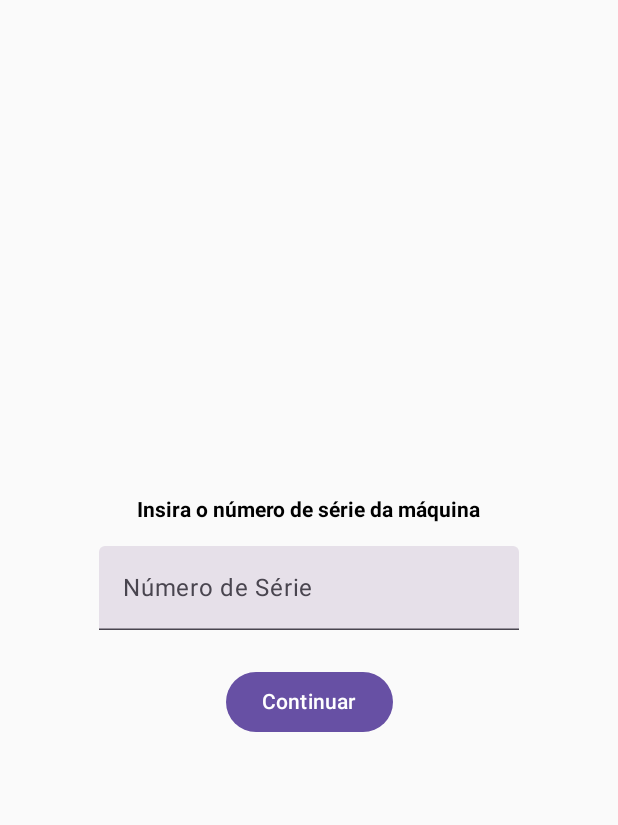
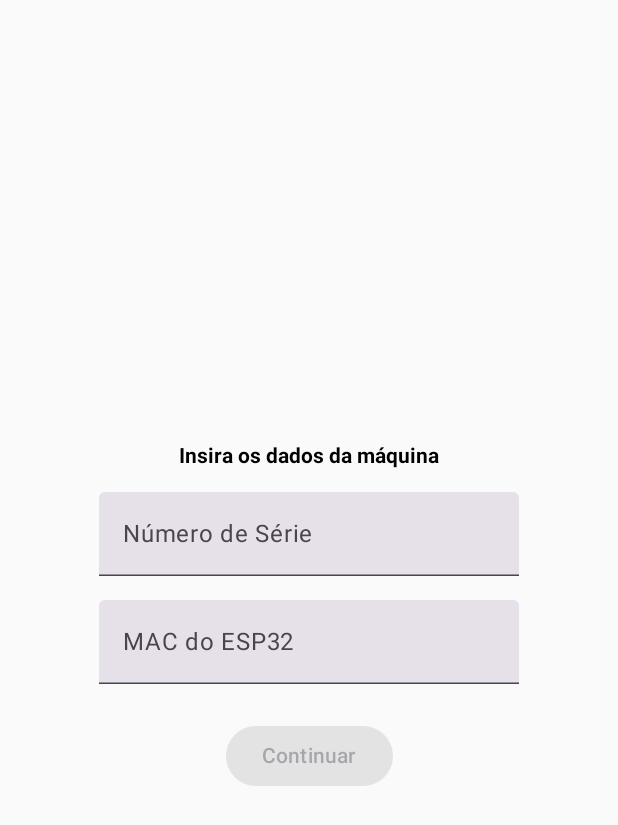
Before and after one commit to rubenjpcarvalho92/fortune_spinning_wheel_android_app, an Android app built with Jetpack Compose: the screen it shows after launch (MainActivity), on a phone screen of 412 x 824 dp. Shown: the top 825 px of the screen. Run offline under Robolectric (Android 15) with nearby library versions, the phone set to English and light mode, and no system bars.

Commit message:
MACAddress inserido manualmente

```diff
--- a/app/src/main/java/com/example/fortune_whell_v3/screens/DeviceInfoScreen.kt
+++ b/app/src/main/java/com/example/fortune_whell_v3/screens/DeviceInfoScreen.kt
@@ -20,7 +20,7 @@ fun DeviceInfoScreen(
     bleViewModel: BLEViewModel
 ) {
     val serialNumber = maquinaViewModel.numeroSerie  // ← novo!
-    val macAddress = "3C:8A:1F:B0:07:D2"
+    val macAddress = maquinaViewModel.macESP32//"3C:8A:1F:B0:07:D2"
 
     val isConnected by bleViewModel.isConnected.collectAsState()
     val maquina = maquinaViewModel.maquina
--- a/app/src/main/java/com/example/fortune_whell_v3/screens/NumeroSerieScreen.kt
+++ b/app/src/main/java/com/example/fortune_whell_v3/screens/NumeroSerieScreen.kt
@@ -15,7 +15,8 @@ fun NumeroSerieScreen(
     navController: NavController,
     maquinaViewModel: MaquinaViewModel
 ) {
-    var input by remember { mutableStateOf("") }
+    var numeroSerieInput by remember { mutableStateOf(maquinaViewModel.numeroSerie) }
+    var macInput by remember { mutableStateOf(maquinaViewModel.macESP32) }
 
     Column(
         modifier = Modifier
@@ -24,22 +25,44 @@ fun NumeroSerieScreen(
         verticalArrangement = Arrangement.Center,
         horizontalAlignment = Alignment.CenterHorizontally
     ) {
-        Text("Insira o número de série da máquina", fontWeight = FontWeight.Bold)
+        Text(
+            "Insira os dados da máquina",
+            fontWeight = FontWeight.Bold
+        )
+
         Spacer(modifier = Modifier.height(16.dp))
+
+        // 🔹 Campo para o número de série
         TextField(
-            value = input,
-            onValueChange = { input = it },
-            label = { Text("Número de Série") }
+            value = numeroSerieInput,
+            onValueChange = { numeroSerieInput = it },
+            label = { Text("Número de Série") },
+            singleLine = true
         )
+
+        Spacer(modifier = Modifier.height(16.dp))
+
+        // 🔹 Campo para o MAC do ESP32
+        TextField(
+            value = macInput,
+            onValueChange = { macInput = it },
+            label = { Text("MAC do ESP32") },
+            singleLine = true
+        )
+
         Spacer(modifier = Modifier.height(24.dp))
-        Button(onClick = {
-            if (input.isNotBlank()) {
-                maquinaViewModel.definirNumeroSerie(input)
+
+        // 🔹 Botão continuar
+        Button(
+            onClick = {
+                maquinaViewModel.definirNumeroSerie(numeroSerieInput)
+                maquinaViewModel.definirMacESP32(macInput)
                 navController.navigate("info") {
                     popUpTo("definirNumeroSerie") { inclusive = true }
                 }
-            }
-        }) {
+            },
+            enabled = numeroSerieInput.isNotBlank() && macInput.isNotBlank()
+        ) {
             Text("Continuar")
         }
     }
--- a/app/src/main/java/com/example/fortune_whell_v3/viewmodel/MaquinaViewModel.kt
+++ b/app/src/main/java/com/example/fortune_whell_v3/viewmodel/MaquinaViewModel.kt
@@ -23,9 +23,12 @@ class MaquinaViewModel(application: Application) : AndroidViewModel(application)
     var numeroSerie by mutableStateOf(prefs.getString("numero_serie", "") ?: "")
         private set
 
-    // 🔹 Inicializa automaticamente se já existir número de série guardado
+    var macESP32 by mutableStateOf(prefs.getString("mac_esp32", "") ?: "")
+        private set
+
+    // 🔹 Inicializa automaticamente se ambos os campos estiverem preenchidos
     init {
-        if (numeroSerie.isNotBlank()) {
+        if (numeroSerie.isNotBlank() && macESP32.isNotBlank()) {
             inicializar(numeroSerie)
         }
     }
@@ -34,13 +37,23 @@ class MaquinaViewModel(application: Application) : AndroidViewModel(application)
     fun definirNumeroSerie(novo: String) {
         numeroSerie = novo
         prefs.edit().putString("numero_serie", novo).apply()
-        inicializar(novo)
+        if (macESP32.isNotBlank()) {
+            inicializar(novo)
+        }
+    }
+
+    // 🔹 Define e guarda o MAC do ESP32 manualmente
+    fun definirMacESP32(novo: String) {
+        macESP32 = novo
+        prefs.edit().putString("mac_esp32", novo).apply()
+        if (numeroSerie.isNotBlank()) {
+            inicializar(numeroSerie)
+        }
     }
 
     fun atualizarMaquina(maquinaAtualizada: Maquina) {
         maquina = maquinaAtualizada
     }
-
 
     // 🔹 Inicializa a máquina e o setup com base no número de série
     fun inicializar(numeroSerie: String = this.numeroSerie) {
```
